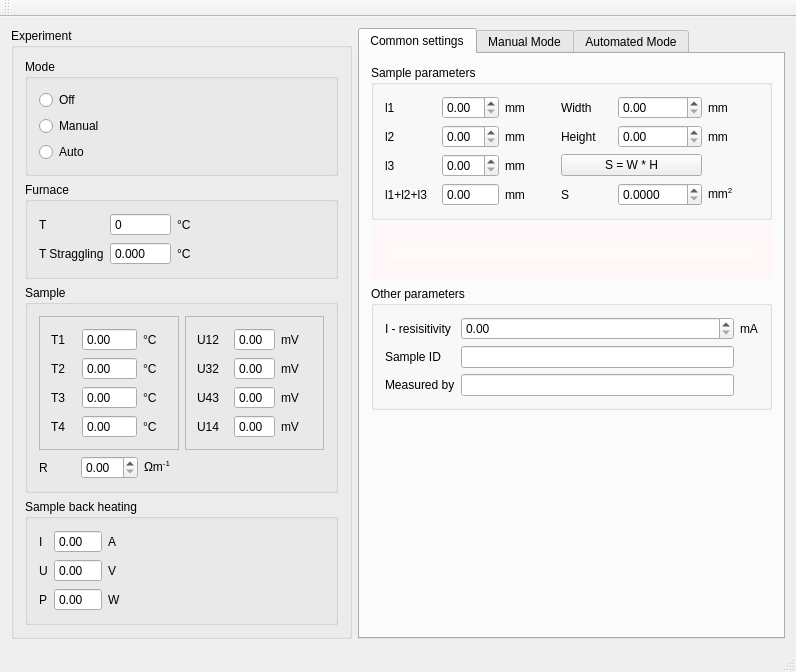
This is Seebeck/mainwindow.ui in mBr001/seebeck as Qt 5 draws it before an edit. The edited form follows.
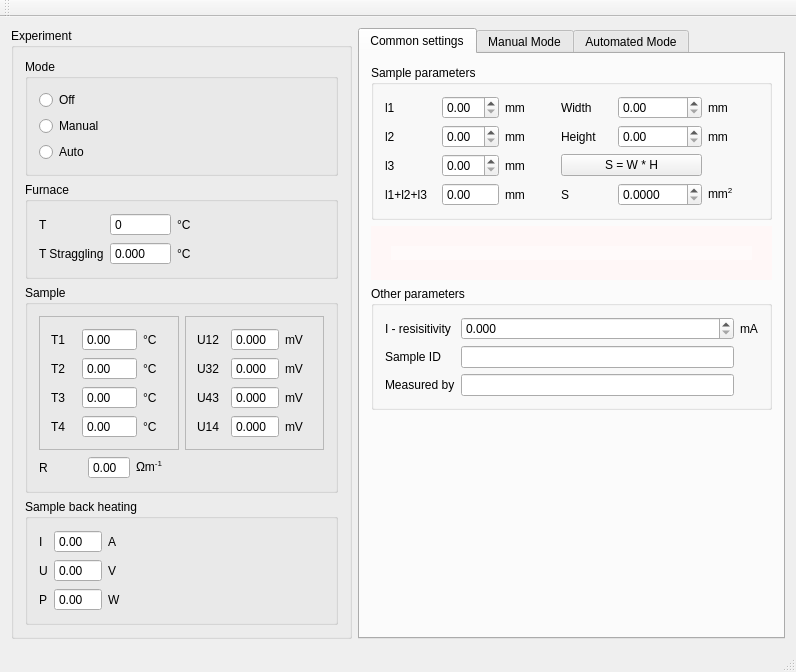
This is the edited form. Icons and pictures are not drawn.

Commit message: fix experiment setup - prepare N/A values

Patch:
```diff
--- a/Seebeck/mainwindow.ui
+++ b/Seebeck/mainwindow.ui
@@ -7,7 +7,7 @@
     <x>0</x>
     <y>0</y>
     <width>796</width>
-    <height>638</height>
+    <height>651</height>
    </rect>
   </property>
   <property name="windowTitle">
@@ -111,6 +111,9 @@
                <property name="buttonSymbols">
                 <enum>QAbstractSpinBox::NoButtons</enum>
                </property>
+               <property name="decimals">
+                <number>3</number>
+               </property>
               </widget>
              </item>
              <item row="1" column="1">
@@ -121,6 +124,9 @@
                <property name="buttonSymbols">
                 <enum>QAbstractSpinBox::NoButtons</enum>
                </property>
+               <property name="decimals">
+                <number>3</number>
+               </property>
               </widget>
              </item>
              <item row="2" column="1">
@@ -131,6 +137,9 @@
                <property name="buttonSymbols">
                 <enum>QAbstractSpinBox::NoButtons</enum>
                </property>
+               <property name="decimals">
+                <number>3</number>
+               </property>
               </widget>
              </item>
              <item row="3" column="1">
@@ -141,6 +150,9 @@
                <property name="buttonSymbols">
                 <enum>QAbstractSpinBox::NoButtons</enum>
                </property>
+               <property name="decimals">
+                <number>3</number>
+               </property>
               </widget>
              </item>
              <item row="0" column="2">
@@ -304,7 +316,20 @@
              </widget>
             </item>
             <item>
-             <widget class="QDoubleSpinBox" name="sampleRDoubleSpinBox"/>
+             <widget class="QDoubleSpinBox" name="sampleRDoubleSpinBox">
+              <property name="readOnly">
+               <bool>true</bool>
+              </property>
+              <property name="buttonSymbols">
+               <enum>QAbstractSpinBox::NoButtons</enum>
+              </property>
+              <property name="specialValueText">
+               <string>N/A</string>
+              </property>
+              <property name="minimum">
+               <double>-0.010000000000000</double>
+              </property>
+             </widget>
             </item>
             <item>
              <widget class="QLabel" name="label_78">
@@ -860,6 +885,9 @@
              <property name="statusTip">
               <string>Current used for sample resistivity measurement.</string>
              </property>
+             <property name="decimals">
+              <number>3</number>
+             </property>
             </widget>
            </item>
            <item row="0" column="2">
```
Left out of the diff: 51 changed lines with no effect on the pictures. The commit also changes 3 other files.
